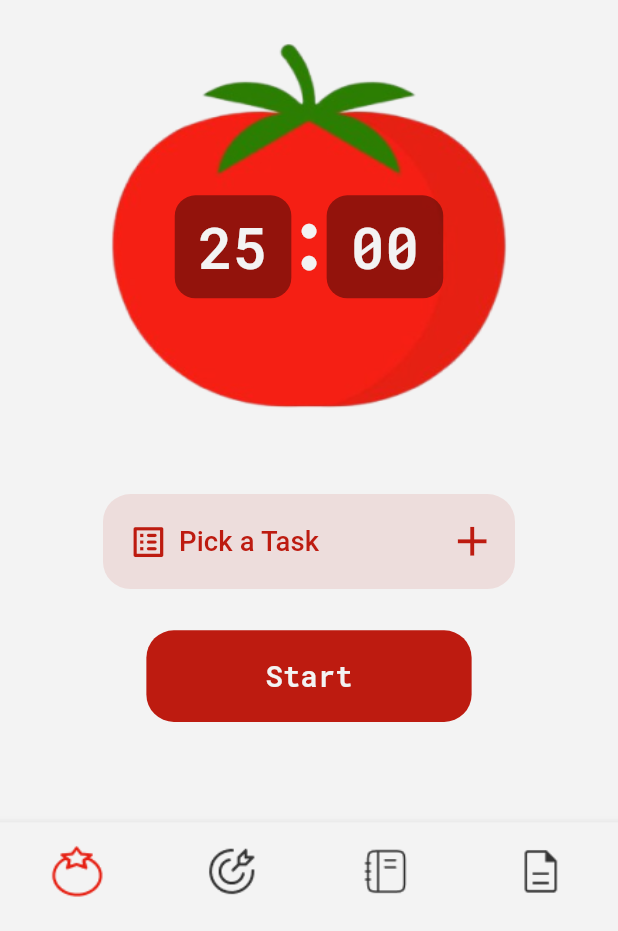
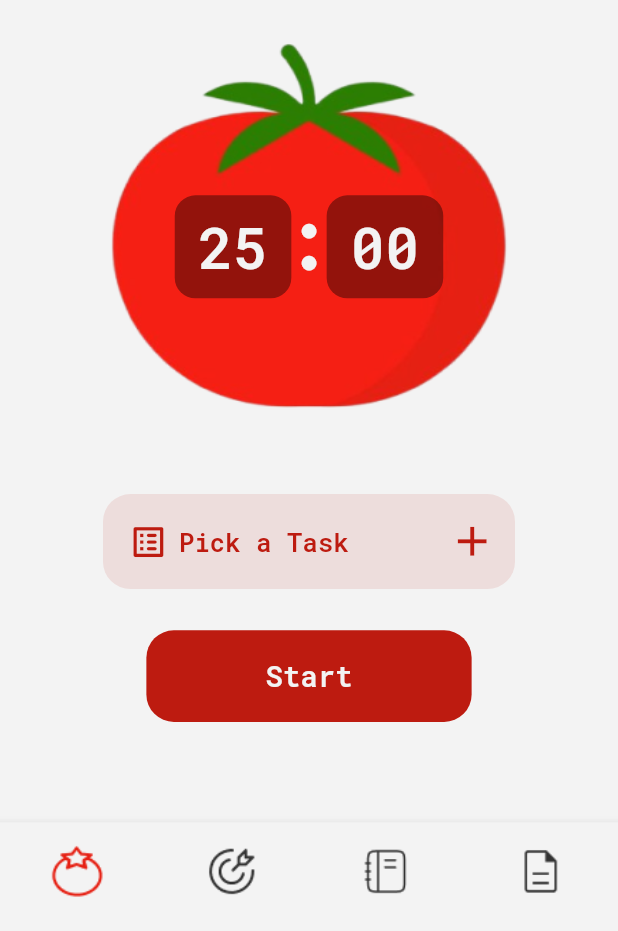
Before and after one commit to Abdusalom-mobile-developer/pomodoro, a Flutter app: the screen it shows after launch, on a phone screen of 412 x 824 dp, the part 305-1236 px from its top. Run offline on Flutter 3.47's test engine with Material 3 defaults, Android fonts, the phone set to English and light mode, and no system bars; our stand-ins replace go_router; missing offline and left inert: back_button_interceptor.

Commit message:
Made some changes to the design of the task piking Button.

```diff
--- a/lib/screens/home.dart
+++ b/lib/screens/home.dart
@@ -374,12 +374,14 @@ class _HomeScreenState extends State<HomeScreen> {
                             const SizedBox(
                               width: 7,
                             ),
-                            Text(
+                            CustomText(
                               "Pick a Task",
-                              style: TextStyle(
-                                  color: UtilsColors.pink,
-                                  fontSize: CustomSize.height(context, 45)),
-                            ),
+                              UtilsColors.pink,
+                              CustomSize.height(context, 17),
+                              FontWeight.w500,
+                              TextAlign.center,
+                              "RobotoMono",
+                            )
                           ],
                         ),
                         Icon(
```
